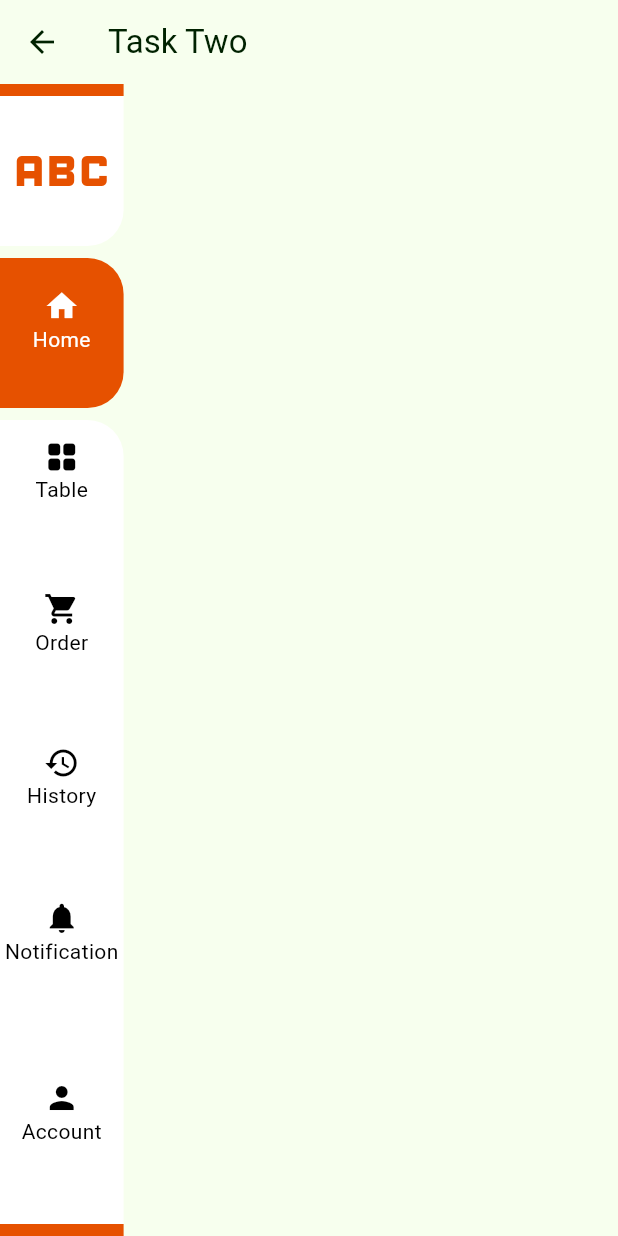
After one commit to srksifat-dev/rbf_task, a Flutter app: the screen it shows after launch, after a tap on "Task Two", on a phone screen of 412 x 824 dp. The commit adds this screen. Run offline on Flutter 3.47's test engine with Material 3 defaults, Android fonts, the light colour scheme and no system bars; drawn by our look-alikes of dynamic_color.

Commit message:
Task two done!

```diff
--- /dev/null
+++ b/lib/core/utils/device_size.dart
@@ -0,0 +1,18 @@
+import 'package:flutter/material.dart';
+
+extension DeviceSizeExtension on BuildContext {
+  double get screenWidth => MediaQuery.of(this).size.width;
+  double get screenHeight => MediaQuery.of(this).size.height;
+  double get blockSizeHorizontal => screenWidth / 100;
+  double get blockSizeVertical => screenHeight / 100;
+
+  // Function to get responsive width
+  double wp(double widthPercent) {
+    return widthPercent * screenWidth / 100;
+  }
+
+  // Function to get responsive height
+  double hp(double heightPercent) {
+    return heightPercent * screenHeight / 100;
+  }
+}
--- /dev/null
+++ b/lib/features/task_two/models/page_model.dart
@@ -0,0 +1,12 @@
+import 'package:flutter/material.dart';
+
+class PageModel {
+  final String bodyContent;
+  final IconData icon;
+  final String iconLabel;
+  PageModel({
+    required this.bodyContent,
+    required this.icon,
+    required this.iconLabel,
+  });
+}
--- /dev/null
+++ b/lib/features/task_two/screens/custom_navigation_rail_screen.dart
@@ -0,0 +1,193 @@
+import 'package:flutter/cupertino.dart';
+import 'package:flutter/material.dart';
+import 'package:flutter/widgets.dart';
+import 'package:rbf_task/core/utils/device_size.dart';
+
+import '../models/page_model.dart';
+
+class CustomNavigationRailScreen extends StatefulWidget {
+  const CustomNavigationRailScreen({super.key});
+
+  @override
+  State<CustomNavigationRailScreen> createState() =>
+      _CustomNavigationRailScreenState();
+}
+
+class _CustomNavigationRailScreenState
+    extends State<CustomNavigationRailScreen> {
+  int pageIndex = 0;
+  double animatedContainerHeight = 100;
+  List<PageModel> pages = [
+    PageModel(bodyContent: "Home", icon: Icons.home, iconLabel: "Home"),
+    PageModel(
+        bodyContent: "Table",
+        icon: Icons.grid_view_rounded,
+        iconLabel: "Table"),
+    PageModel(
+        bodyContent: "Order", icon: Icons.shopping_cart, iconLabel: "Order"),
+    PageModel(
+        bodyContent: "History", icon: Icons.history, iconLabel: "History"),
+    PageModel(
+        bodyContent: "Notification",
+        icon: Icons.notifications,
+        iconLabel: "Notification"),
+  ];
+  @override
+  Widget build(BuildContext context) {
+    return Scaffold(
+      appBar: AppBar(
+        title: const Text("Task Two"),
+      ),
+      body: Row(
+        children: [
+          Stack(
+            alignment: Alignment.topCenter,
+            children: [
+              Column(
+                children: [
+                  Container(
+                    height: 8,
+                    width: context.hp(10),
+                    color: Colors.orange[900],
+                  ),
+                  AnimatedContainer(
+                    duration: const Duration(milliseconds: 200),
+                    height: animatedContainerHeight,
+                    width: context.hp(10),
+                    decoration: const BoxDecoration(
+                      color: Colors.white,
+                      borderRadius: BorderRadius.only(
+                        bottomRight: Radius.circular(24),
+                      ),
+                    ),
+                  ),
+                  Container(
+                    margin: const EdgeInsets.symmetric(vertical: 8),
+                    height: 100,
+                    width: context.hp(10),
+                    decoration: BoxDecoration(
+                      color: Colors.orange[900],
+                      borderRadius: const BorderRadius.only(
+                        topRight: Radius.circular(24),
+                        bottomRight: Radius.circular(24),
+                      ),
+                    ),
+                  ),
+                  Expanded(
+                    child: Container(
+                      width: context.hp(10),
+                      decoration: const BoxDecoration(
+                        color: Colors.white,
+                        borderRadius: BorderRadius.only(
+                          topRight: Radius.circular(24),
+                        ),
+                      ),
+                    ),
+                  ),
+                  Container(
+                    height: 8,
+                    width: context.hp(10),
+                    color: Colors.orange[900],
+                  ),
+                ],
+              ),
+              Column(
+                children: [
+                  Container(
+                    height: 8,
+                  ),
+                  SizedBox(
+                    height: 100,
+                    width: context.hp(10),
+                    child: Icon(
+                      Icons.abc,
+                      size: 80,
+                      color: Colors.orange[900],
+                    ),
+                  ),
+                  SizedBox(
+                    width: context.hp(10),
+                    child: ListView.builder(
+                        shrinkWrap: true,
+                        physics: const NeverScrollableScrollPhysics(),
+                        itemCount: pages.length,
+                        itemBuilder: (context, index) {
+                          return GestureDetector(
+                            onTap: () {
+                              setState(() {
+                                pageIndex = index;
+                                animatedContainerHeight = 100 + (index * 100);
+                              });
+                            },
+                            child: SizedBox(
+                              height: 100 + index.toDouble(),
+                              width: context.hp(10),
+                              child: Column(
+                                mainAxisAlignment: MainAxisAlignment.center,
+                                children: [
+                                  Icon(
+                                    pages[index].icon,
+                                    color: pageIndex == index
+                                        ? Colors.white
+                                        : Colors.black,
+                                  ),
+                                  Text(
+                                    pages[index].iconLabel,
+                                    style: TextStyle(
+                                      color: pageIndex == index
+                                          ? Colors.white
+                                          : Colors.black,
+                                    ),
+                                    textAlign: TextAlign.center,
+                                  )
+                                ],
+                              ),
+                            ),
+                          );
+                        }),
+                  ),
+                  const Spacer(),
+                  GestureDetector(
+                    onTap: () {
+                      setState(() {
+                        pageIndex = pages.length + 1;
+                        animatedContainerHeight = context.hp(80) - 56;
+                      });
+                    },
+                    child: SizedBox(
+                      height: 100,
+                      width: context.hp(10),
+                      child: Column(
+                        mainAxisAlignment: MainAxisAlignment.center,
+                        children: [
+                          Icon(
+                            Icons.person,
+                            color: pageIndex == pages.length + 1
+                                ? Colors.white
+                                : Colors.black,
+                          ),
+                          Text(
+                            "Account",
+                            style: TextStyle(
+                              color: pageIndex == pages.length + 1
+                                  ? Colors.white
+                                  : Colors.black,
+                            ),
+                            textAlign: TextAlign.center,
+                          )
+                        ],
+                      ),
+                    ),
+                  ),
+                  Container(
+                    height: 32,
+                  ),
+                ],
+              )
+            ],
+          )
+        ],
+      ),
+    );
+  }
+}
--- a/lib/main.dart
+++ b/lib/main.dart
@@ -1,6 +1,7 @@
 import 'package:dynamic_color/dynamic_color.dart';
 import 'package:flutter/material.dart';
 import 'package:rbf_task/features/task_one/screens/auth_screen.dart';
+import 'package:rbf_task/features/task_two/screens/custom_navigation_rail_screen.dart';
 
 import 'theme/app_colors.dart';
 
@@ -49,8 +50,14 @@ class MyHomePage extends StatelessWidget {
                         builder: (context) => const AuthScreen()));
                   },
                   child: const Text("Task One")),
-              FilledButton(onPressed: () {}, child: const Text("Task One")),
-              FilledButton(onPressed: () {}, child: const Text("Task One")),
+              FilledButton(
+                  onPressed: () {
+                    Navigator.of(context).push(MaterialPageRoute(
+                        builder: (context) =>
+                            const CustomNavigationRailScreen()));
+                  },
+                  child: const Text("Task Two")),
+              FilledButton(onPressed: () {}, child: const Text("Task Three")),
             ],
           ),
         ));
```
